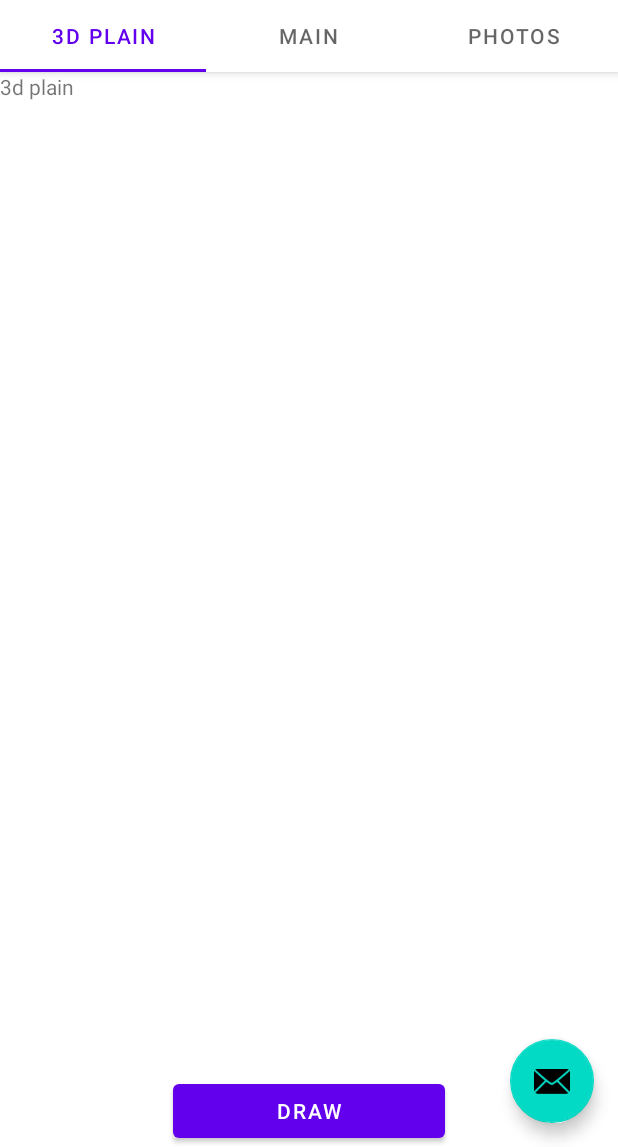
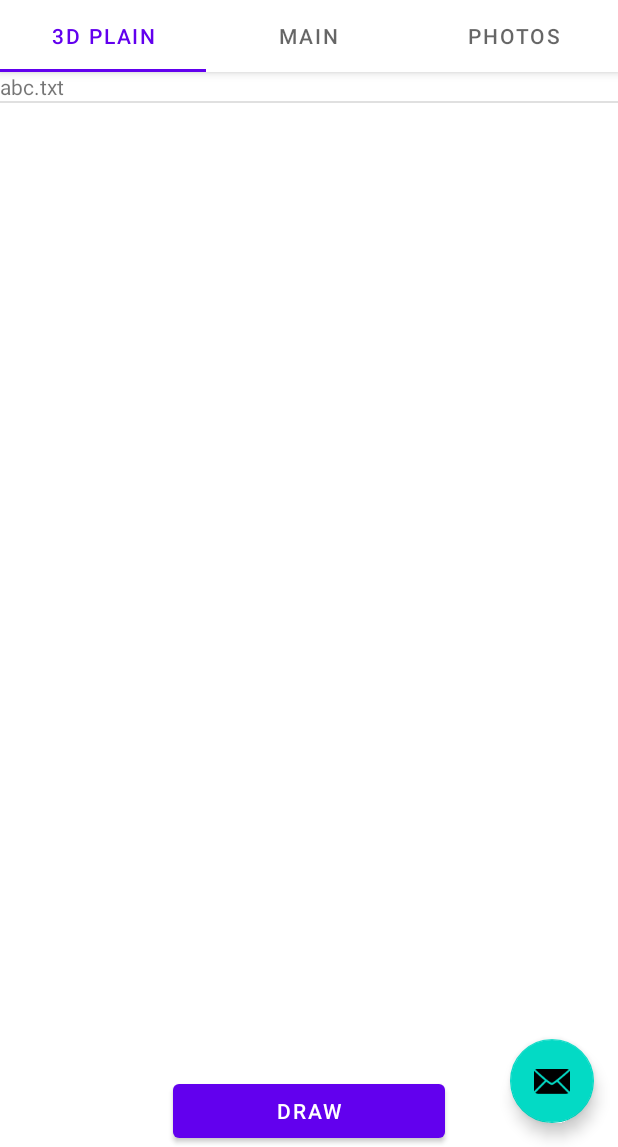
Before and after one commit to 3d-reconstructor-app/Java-project, an Android app: the screen it shows after launch (MainActivity), on a phone screen of 412 x 824 dp, the part 89-1236 px from its top. Run offline under Robolectric (Android 15) with nearby library versions, the phone set to English and light mode, and no system bars.

Commit message:
add simple list

```diff
--- a/as/app/src/main/java/com/example/a3dmodel/tab3DPlain.java
+++ b/as/app/src/main/java/com/example/a3dmodel/tab3DPlain.java
@@ -4,7 +4,9 @@ import android.os.Bundle;
 import android.view.LayoutInflater;
 import android.view.View;
 import android.view.ViewGroup;
+import android.widget.ArrayAdapter;
 import android.widget.Button;
+import android.widget.ListView;
 
 import androidx.annotation.NonNull;
 import androidx.annotation.Nullable;
@@ -12,10 +14,17 @@ import androidx.fragment.app.Fragment;
 
 import com.example.a3dmodel.visualisation.GLView;
 
+import java.io.IOException;
+import java.util.ArrayList;
+import java.util.Arrays;
+import java.util.List;
+
 public class tab3DPlain extends Fragment {
     Button drawButton;
     Button resetButton;
     GLView glView;
+    List<String> models = new ArrayList<>();
+    ListView listView;
 
     @Nullable
     @Override
@@ -41,6 +50,13 @@ public class tab3DPlain extends Fragment {
             resetButton.setOnClickListener(resetButtonOnClickListener);
         };
         drawButton.setOnClickListener(drawButtonOnClickListener);
+        try {
+            listModels();
+        } catch (IOException e) {
+            e.printStackTrace();
+        }
+        listView = view.findViewById(R.id.model_list);
+        listView.setAdapter(new ArrayAdapter<>(getContext(), R.layout.list_text_view, models));
     }
 
     public void setGlView(GLView v) {
@@ -50,4 +66,10 @@ public class tab3DPlain extends Fragment {
     public void Reset(View v) {
         glView.Reset();
     }
+
+    private void listModels() throws IOException {
+        //TODO get real models
+        models.clear();
+        models.addAll(Arrays.asList(getResources().getAssets().list("models")));
+    }
 }
--- a/as/app/src/main/res/layout/fragment_tab_3d_plane.xml
+++ b/as/app/src/main/res/layout/fragment_tab_3d_plane.xml
@@ -7,18 +7,17 @@
     android:layout_height="match_parent"
     tools:context=".tab3DPlain">
 
-    <TextView
-        android:id="@+id/textView2"
+    <ListView
+        android:id="@+id/model_list"
         android:layout_width="match_parent"
-        android:layout_height="match_parent"
-        android:text="3d plain" />
+        android:layout_height="match_parent" />
 
     <Button
         android:id="@+id/draw_button"
         android:layout_width="181dp"
         android:layout_height="wrap_content"
         android:text="@string/draw"
-        app:layout_anchor="@+id/textView2"
+        app:layout_anchor="@+id/model_list"
         app:layout_anchorGravity="bottom|center" />
 
 </androidx.coordinatorlayout.widget.CoordinatorLayout>
--- /dev/null
+++ b/as/app/src/main/res/layout/list_text_view.xml
@@ -0,0 +1,6 @@
+<?xml version="1.0" encoding="utf-8"?>
+<TextView xmlns:android="http://schemas.android.com/apk/res/android"
+    android:layout_width="match_parent"
+    android:layout_height="match_parent">
+
+</TextView>
```
Also changed, not shown: as/app/src/main/assets/models/abc.txt (added), 2 other files.
